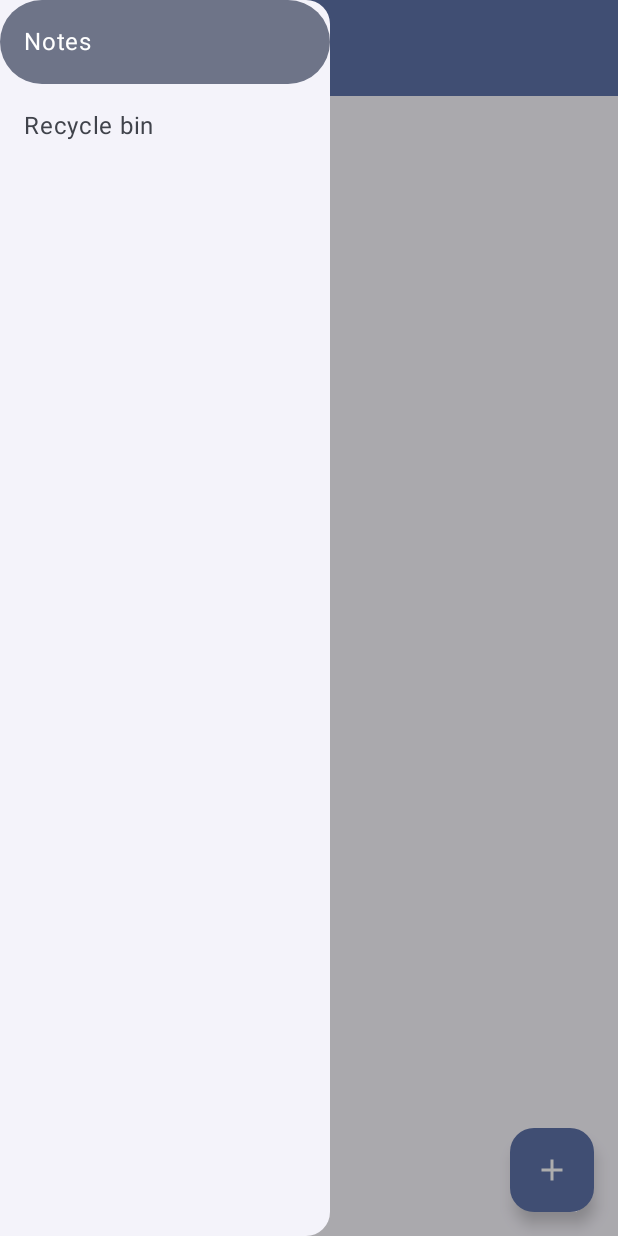
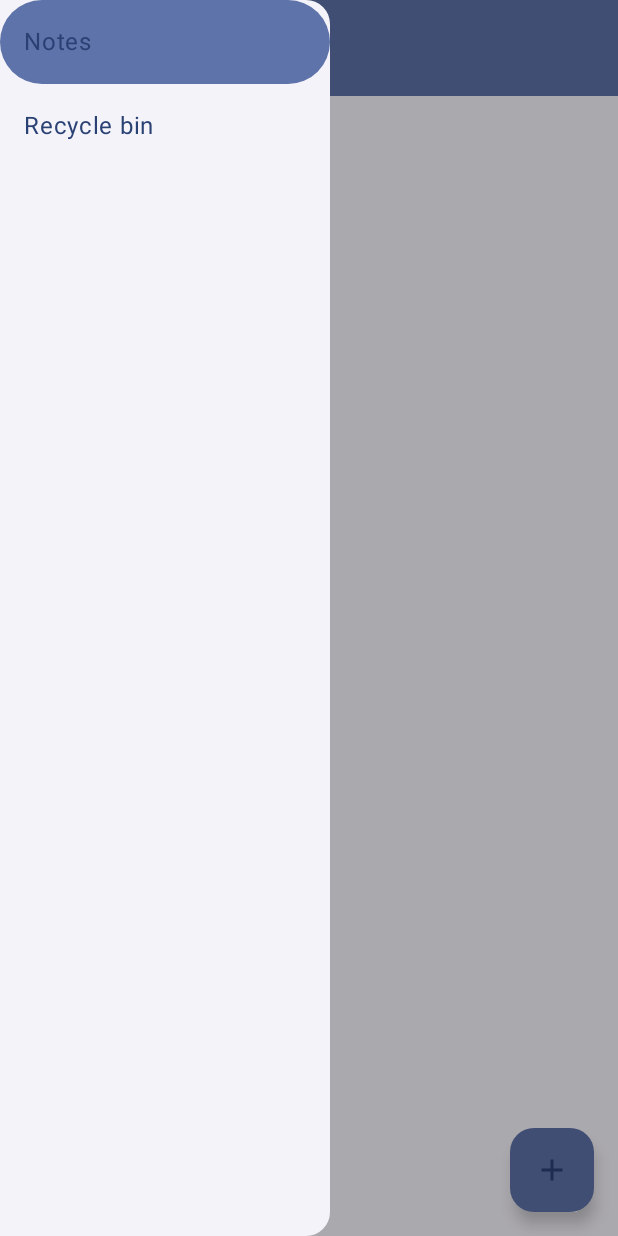
Before and after one commit to AndreyKassaev/android_notes, an Android app built with Jetpack Compose: the screen it shows after launch (MainActivity), after a tap on "Menu", on a phone screen of 412 x 824 dp. Run offline under Robolectric (Android 15) with nearby library versions, the phone set to English and light mode, and no system bars; our stand-ins replace Dagger/Hilt's generated code, Room's generated code; 6 statements that could not run were skipped.

Commit message:
fix colors, edit readme

```diff
--- a/app/build.gradle.kts
+++ b/app/build.gradle.kts
@@ -14,7 +14,7 @@ android {
         minSdk = 26
         targetSdk = 34
         versionCode = 1
-        versionName = "1.0"
+        versionName = "1.1"
 
         testInstrumentationRunner = "androidx.test.runner.AndroidJUnitRunner"
         vectorDrawables {
--- a/app/src/main/java/com/kassaev/notes/pesentation/main_screen/MainScreenNavigationDrawer.kt
+++ b/app/src/main/java/com/kassaev/notes/pesentation/main_screen/MainScreenNavigationDrawer.kt
@@ -2,9 +2,11 @@ package com.kassaev.notes.pesentation.main_screen
 
 import androidx.compose.foundation.layout.requiredWidth
 import androidx.compose.material3.DrawerValue
+import androidx.compose.material3.MaterialTheme
 import androidx.compose.material3.ModalDrawerSheet
 import androidx.compose.material3.ModalNavigationDrawer
 import androidx.compose.material3.NavigationDrawerItem
+import androidx.compose.material3.NavigationDrawerItemDefaults
 import androidx.compose.material3.Text
 import androidx.compose.material3.rememberDrawerState
 import androidx.compose.runtime.Composable
@@ -43,7 +45,12 @@ fun MainScreenNavigationDrawer(
                         scope.launch {
                             drawerState.close()
                         }
-                    }
+                    },
+                    colors = NavigationDrawerItemDefaults.colors(
+                        selectedContainerColor = MaterialTheme.colorScheme.primaryContainer,
+                        selectedTextColor = MaterialTheme.colorScheme.primary,
+                        unselectedTextColor = MaterialTheme.colorScheme.primary,
+                    )
                 )
                 NavigationDrawerItem(
                     label = {
@@ -55,7 +62,12 @@ fun MainScreenNavigationDrawer(
                         scope.launch {
                             drawerState.close()
                         }
-                    }
+                    },
+                    colors = NavigationDrawerItemDefaults.colors(
+                        selectedContainerColor = MaterialTheme.colorScheme.primaryContainer,
+                        selectedTextColor = MaterialTheme.colorScheme.primary,
+                        unselectedTextColor = MaterialTheme.colorScheme.primary,
+                    )
                 )
             }
         }
@@ -77,12 +89,3 @@ fun MainScreenNavigationDrawer(
         }
     }
 }
-
-@Composable
-fun String.toLocale(): String {
-    return when(this){
-        "main" -> stringResource(R.string.app_name)
-        "recycle_bin" -> stringResource(R.string.recycle_bin)
-        else -> {""}
-    }
-}
--- a/app/src/main/java/com/kassaev/notes/pesentation/main_screen/MainScreenScaffold.kt
+++ b/app/src/main/java/com/kassaev/notes/pesentation/main_screen/MainScreenScaffold.kt
@@ -14,12 +14,14 @@ import androidx.compose.material.icons.Icons
 import androidx.compose.material.icons.outlined.Add
 import androidx.compose.material.icons.outlined.Menu
 import androidx.compose.material3.Card
+import androidx.compose.material3.CardDefaults
 import androidx.compose.material3.Divider
 import androidx.compose.material3.DrawerState
 import androidx.compose.material3.ExperimentalMaterial3Api
 import androidx.compose.material3.FloatingActionButton
 import androidx.compose.material3.Icon
 import androidx.compose.material3.IconButton
+import androidx.compose.material3.IconButtonDefaults
 import androidx.compose.material3.MaterialTheme
 import androidx.compose.material3.Scaffold
 import androidx.compose.material3.Text
@@ -27,7 +29,6 @@ import androidx.compose.material3.TextButton
 import androidx.compose.material3.TopAppBar
 import androidx.compose.material3.TopAppBarDefaults
 import androidx.compose.runtime.Composable
-import androidx.compose.runtime.LaunchedEffect
 import androidx.compose.runtime.collectAsState
 import androidx.compose.runtime.getValue
 import androidx.compose.ui.Modifier
@@ -67,7 +68,10 @@ fun MainScreenScaffold(
                             scope.launch {
                                 drawerState.open()
                             }
-                        }
+                        },
+                        colors = IconButtonDefaults.iconButtonColors(
+                            contentColor = MaterialTheme.colorScheme.primary
+                        )
                     ) {
                         Icon(
                             imageVector = Icons.Outlined.Menu,
@@ -76,12 +80,14 @@ fun MainScreenScaffold(
                     }
                 },
                 colors = TopAppBarDefaults.topAppBarColors(
-                    containerColor = MaterialTheme.colorScheme.primaryContainer
+                    containerColor = MaterialTheme.colorScheme.primaryContainer,
+                    titleContentColor = MaterialTheme.colorScheme.primary
                 ),
             )
         },
         floatingActionButton = {
             FloatingActionButton(
+                contentColor = MaterialTheme.colorScheme.primary,
                 onClick = {
                     navController.navigate(Screen.MainScreenDetail.route)
                 }
@@ -125,7 +131,7 @@ fun MainScreenScaffold(
                                 end = 8.dp,
                                 bottom = 8.dp
                             ),
-                        text = noteEntity.date.toString(),
+                        text = noteEntity.date,
                         textAlign = TextAlign.End,
                         fontSize = MaterialTheme.typography.bodyMedium.fontSize
                     )
@@ -148,6 +154,10 @@ fun DeleteConfirmDialog(viewModel: MainViewModel) {
             Card(
                 modifier = Modifier,
                 shape = RoundedCornerShape(16.dp),
+                colors = CardDefaults.cardColors(
+                    containerColor = MaterialTheme.colorScheme.primaryContainer,
+                    contentColor = MaterialTheme.colorScheme.primary,
+                )
             ) {
                 Column {
                     Text(
--- a/app/src/main/java/com/kassaev/notes/ui/theme/Color.kt
+++ b/app/src/main/java/com/kassaev/notes/ui/theme/Color.kt
@@ -9,3 +9,11 @@ val Pink80 = Color(0xFFEFB8C8)
 val Purple40 = Color(0xFF6650a4)
 val PurpleGrey40 = Color(0xFF625b71)
 val Pink40 = Color(0xFF7D5260)
+
+//Pixel 8 PRO colors
+
+val Primary = Color(0xFF00668B)
+val PrimaryDark = Color(0xFF76D1FF)
+
+val PrimaryContainer = Color(0xFFC1E8FF)
+val PrimaryContainerDark = Color(0xFF004C69)
--- a/app/src/main/java/com/kassaev/notes/ui/theme/Theme.kt
+++ b/app/src/main/java/com/kassaev/notes/ui/theme/Theme.kt
@@ -10,21 +10,24 @@ import androidx.compose.material3.dynamicLightColorScheme
 import androidx.compose.material3.lightColorScheme
 import androidx.compose.runtime.Composable
 import androidx.compose.runtime.SideEffect
+import androidx.compose.ui.graphics.Color
 import androidx.compose.ui.graphics.toArgb
 import androidx.compose.ui.platform.LocalContext
 import androidx.compose.ui.platform.LocalView
 import androidx.core.view.WindowCompat
 
 private val DarkColorScheme = darkColorScheme(
-    primary = Purple80,
-    secondary = PurpleGrey80,
-    tertiary = Pink80
+    primary = PrimaryDark,
+    secondary = PrimaryContainer,
+    tertiary = Pink80,
+    primaryContainer = PrimaryContainerDark,
 )
 
 private val LightColorScheme = lightColorScheme(
-    primary = Purple40,
-    secondary = PurpleGrey40,
-    tertiary = Pink40
+    primary = Primary,
+    secondary = Color.White,
+    tertiary = Pink40,
+    primaryContainer = PrimaryContainer
 
     /* Other default colors to override
     background = Color(0xFFFFFBFE),
```
Also changed, not shown: app/src/main/java/com/kassaev/notes/pesentation/recycle_bin/RecycleBinScreenScaffold.kt (+17 -3 lines), 3 other files.
